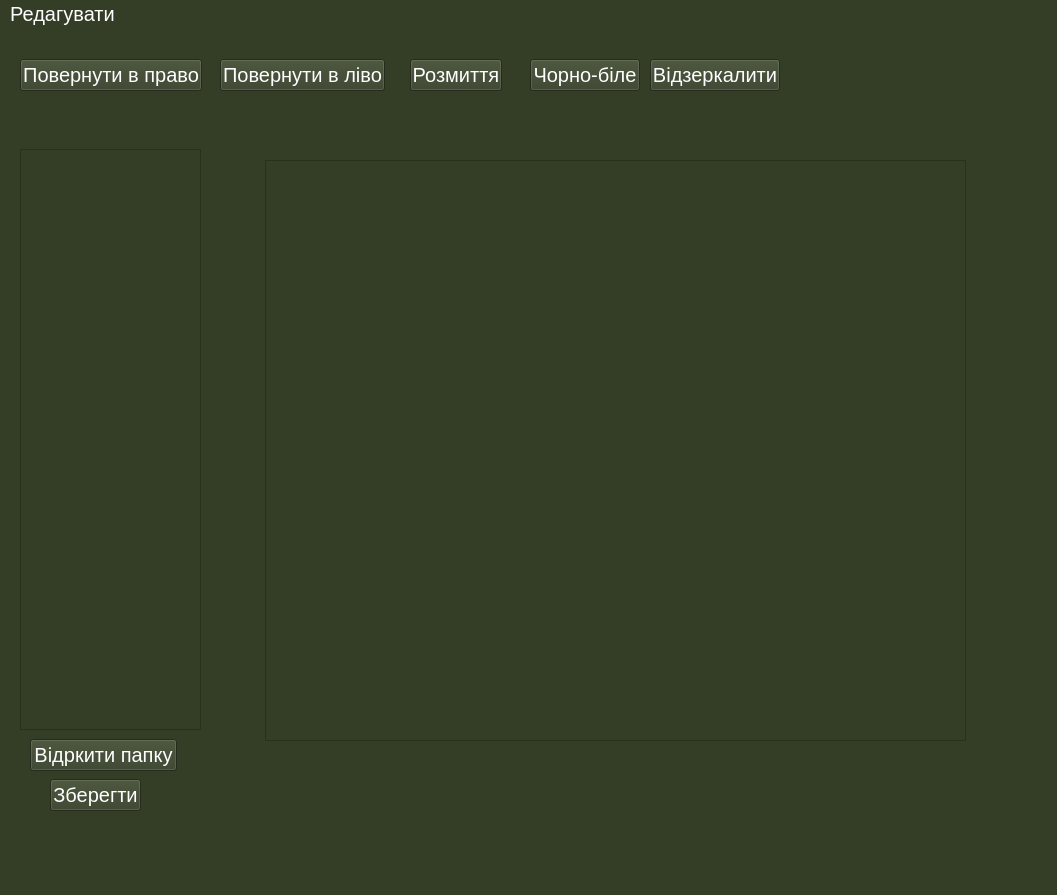
Above: untitled.ui from kosmokit221/EastEditor before the change. Below: the same form after it.
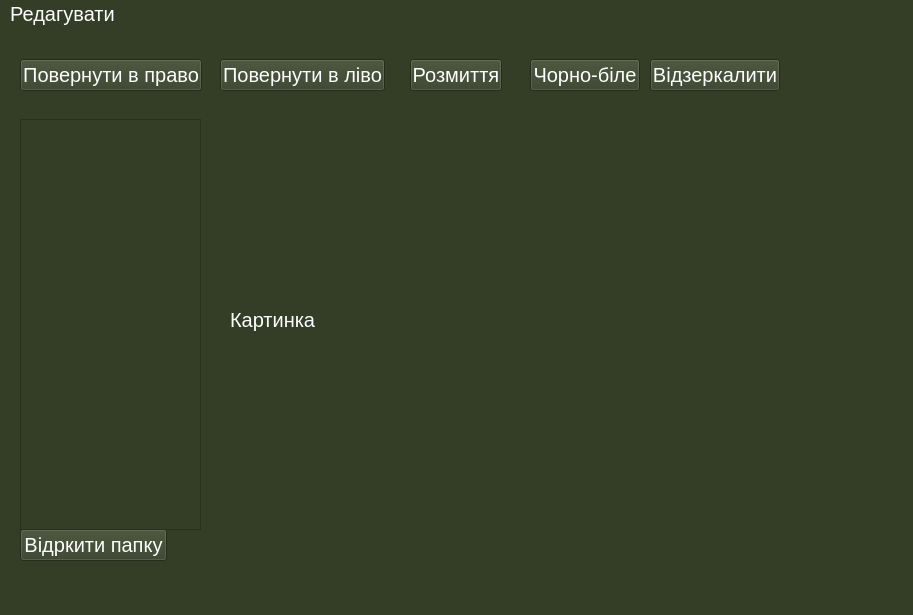
That is the form after the change.

What changed in the file:
```diff
--- a/untitled.ui
+++ b/untitled.ui
@@ -6,8 +6,8 @@
    <rect>
     <x>0</x>
     <y>0</y>
-    <width>1057</width>
-    <height>895</height>
+    <width>913</width>
+    <height>615</height>
    </rect>
   </property>
   <property name="windowTitle">
@@ -22,8 +22,8 @@
    <widget class="QPushButton" name="folder_btn">
     <property name="geometry">
      <rect>
-      <x>30</x>
-      <y>710</y>
+      <x>20</x>
+      <y>500</y>
       <width>147</width>
       <height>32</height>
      </rect>
@@ -75,9 +75,9 @@
     <property name="geometry">
      <rect>
       <x>20</x>
-      <y>120</y>
+      <y>90</y>
       <width>181</width>
-      <height>581</height>
+      <height>411</height>
      </rect>
     </property>
    </widget>
@@ -120,15 +120,18 @@
      <string>Відзеркалити</string>
     </property>
    </widget>
-   <widget class="QListView" name="listView">
+   <widget class="QLabel" name="label">
     <property name="geometry">
      <rect>
-      <x>265</x>
-      <y>131</y>
-      <width>701</width>
-      <height>581</height>
+      <x>230</x>
+      <y>90</y>
+      <width>651</width>
+      <height>401</height>
      </rect>
     </property>
+    <property name="text">
+     <string>Картинка</string>
+    </property>
    </widget>
   </widget>
   <widget class="QMenuBar" name="menubar">
@@ -136,7 +139,7 @@
     <rect>
      <x>0</x>
      <y>0</y>
-     <width>1057</width>
+     <width>913</width>
      <height>34</height>
     </rect>
    </property>
```
